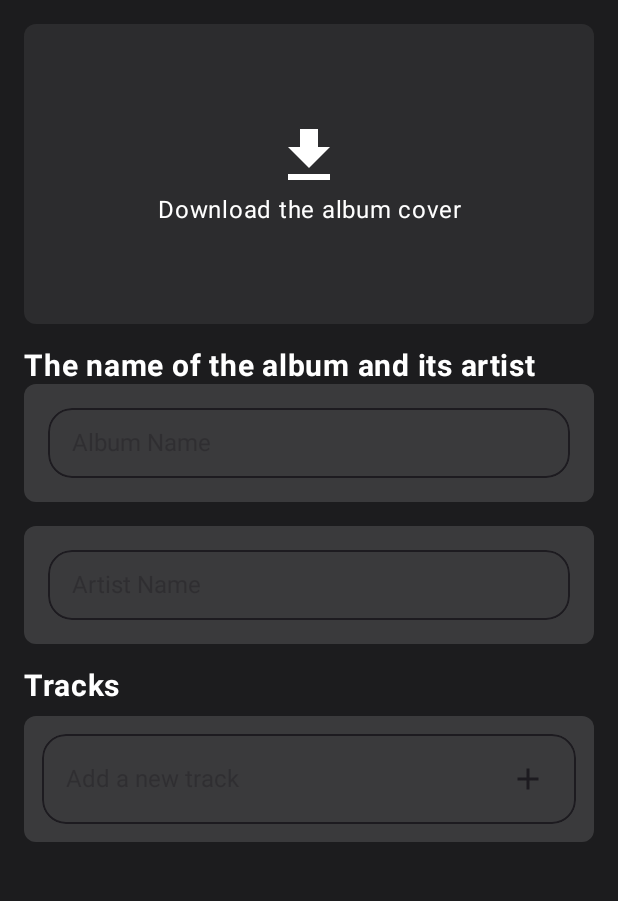
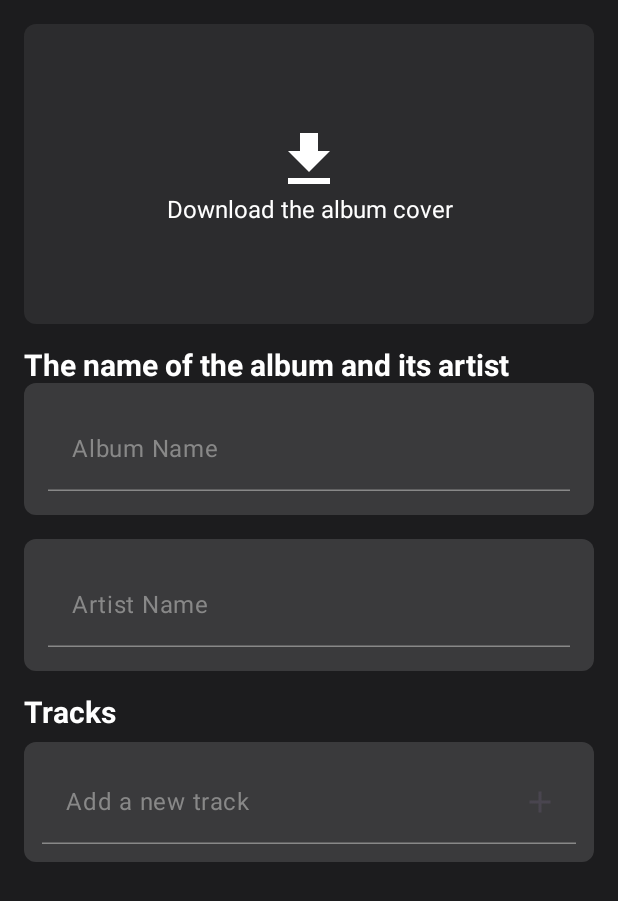
Before and after one commit to Aodhogane/fone, an Android app built with Jetpack Compose: the @Preview function AlbumScreenPreview, on a phone screen of 412 x 824 dp. Shown: the top 901 px of the screen. Run offline under Robolectric (Android 15) with nearby library versions, the light colour scheme and no system bars.

Commit message:
Объединение в один файл

```diff
--- a/app/src/main/java/com/example/myapplication/AlbumCoverSection.kt
+++ /dev/null
@@ -1,72 +0,0 @@
-package com.example.myapplication
-
-import android.app.Activity
-import android.content.Intent
-import android.net.Uri
-import android.provider.MediaStore
-import androidx.compose.foundation.Image
-import androidx.compose.foundation.background
-import androidx.compose.foundation.clickable
-import androidx.compose.foundation.layout.*
-import androidx.compose.foundation.shape.RoundedCornerShape
-import androidx.compose.material.icons.Icons
-import androidx.compose.material.icons.filled.Download
-import androidx.compose.material3.*
-import androidx.compose.runtime.*
-import androidx.compose.ui.Alignment
-import androidx.compose.ui.Modifier
-import androidx.compose.ui.graphics.Color
-import androidx.compose.ui.graphics.painter.Painter
-import androidx.compose.ui.platform.LocalContext
-import androidx.compose.ui.text.font.FontWeight
-import androidx.compose.ui.text.style.TextAlign
-import androidx.compose.ui.unit.dp
-import androidx.compose.ui.unit.sp
-import coil.compose.rememberAsyncImagePainter
-
-@Composable
-fun AlbumCoverSection(coverImageUri: Uri?, onCoverImageSelected: (Uri?) -> Unit) {
-    val context = LocalContext.current
-    val activity = context as? Activity
-
-    Box(
-        modifier = Modifier
-            .fillMaxWidth()
-            .height(200.dp)
-            .background(Color(0xFF2C2C2E), RoundedCornerShape(8.dp)),
-        contentAlignment = Alignment.Center
-    ) {
-        Column(horizontalAlignment = Alignment.CenterHorizontally) {
-            coverImageUri?.let {
-                // Если URI существует, показываем изображение
-                val painter: Painter = rememberAsyncImagePainter(it)
-                Image(painter = painter, contentDescription = "Album Cover", modifier = Modifier.fillMaxSize())
-            } ?: run {
-                // Если изображение не выбрано, показываем иконку загрузки
-                Icon(
-                    imageVector = Icons.Default.Download,
-                    contentDescription = "Download Cover",
-                    tint = Color.White,
-                    modifier = Modifier.size(48.dp)
-                )
-            }
-
-            Text(
-                text = "Download the album cover",
-                color = Color.White,
-                fontSize = 16.sp,
-                textAlign = TextAlign.Center,
-                modifier = Modifier.clickable {
-                    onCoverImageSelected(null)  // Сбросить обложку
-                    activity?.let {
-                        // Открываем галерею для выбора изображения
-                        it.startActivityForResult(
-                            Intent(Intent.ACTION_PICK, MediaStore.Images.Media.EXTERNAL_CONTENT_URI),
-                            1001
-                        )
-                    }
-                }
-            )
-        }
-    }
-}
--- a/app/src/main/java/com/example/myapplication/AlbumDetailsSection.kt
+++ /dev/null
@@ -1,57 +0,0 @@
-package com.example.myapplication
-
-import androidx.compose.foundation.background
-import androidx.compose.foundation.layout.*
-import androidx.compose.foundation.shape.RoundedCornerShape
-import androidx.compose.material3.*
-import androidx.compose.runtime.Composable
-import androidx.compose.runtime.remember
-import androidx.compose.ui.Modifier
-import androidx.compose.ui.graphics.Color
-import androidx.compose.ui.text.font.FontWeight
-import androidx.compose.ui.unit.dp
-import androidx.compose.ui.unit.sp
-import com.ortin.ortinFyForAuthors.core.ui.components.textfield.CustomTextField
-
-@Composable
-fun AlbumDetailsSection(
-    albumName: String,
-    onAlbumNameChange: (String) -> Unit,
-    artistName: String,
-    onArtistNameChange: (String) -> Unit
-) {
-    Column(modifier = Modifier.fillMaxWidth()) {
-        // Группировка полей для ввода названия альбома и имени исполнителя
-        Column(modifier = Modifier.fillMaxWidth()) {
-            Text(
-                text = "The name of the album and its artist",
-                color = Color.White,
-                fontSize = 20.sp,
-                fontWeight = FontWeight.Bold
-            )
-
-            // Поле для ввода названия альбома
-            CustomTextField(
-                value = albumName,
-                onValueChange = onAlbumNameChange,
-                modifier = Modifier
-                    .fillMaxWidth()
-                    .background(Color(0xFF3A3A3C), RoundedCornerShape(8.dp)) // Добавление серого фона
-                    .padding(16.dp),  // Добавление отступов
-                placeholder = "Album Name"
-            )
-
-            // Поле для ввода имени исполнителя
-            CustomTextField(
-                value = artistName,
-                onValueChange = onArtistNameChange,
-                modifier = Modifier
-                    .fillMaxWidth()
-                    .padding(top = 16.dp)
-                    .background(Color(0xFF3A3A3C), RoundedCornerShape(8.dp))  // Добавление серого фона
-                    .padding(16.dp),  // Добавление отступов
-                placeholder = "Artist Name"
-            )
-        }
-    }
-}
--- /dev/null
+++ b/app/src/main/java/com/example/myapplication/AlbumScreen.kt
@@ -0,0 +1,218 @@
+package com.example.albumapp
+
+import android.app.Activity
+import android.content.Intent
+import android.net.Uri
+import android.os.Bundle
+import android.provider.MediaStore
+import androidx.compose.foundation.Image
+import androidx.compose.foundation.background
+import androidx.compose.foundation.clickable
+import androidx.compose.foundation.layout.*
+import androidx.compose.foundation.shape.RoundedCornerShape
+import androidx.compose.material.icons.Icons
+import androidx.compose.material.icons.filled.Add
+import androidx.compose.material.icons.filled.Download
+import androidx.compose.material3.*
+import androidx.compose.runtime.*
+import androidx.compose.ui.Alignment
+import androidx.compose.ui.Modifier
+import androidx.compose.ui.graphics.Color
+import androidx.compose.ui.graphics.painter.Painter
+import androidx.compose.ui.platform.LocalContext
+import androidx.compose.ui.text.font.FontWeight
+import androidx.compose.ui.text.style.TextAlign
+import androidx.compose.ui.unit.dp
+import androidx.compose.ui.unit.sp
+import coil.compose.rememberAsyncImagePainter
+
+// Главный экран альбома
+@Composable
+fun AlbumScreen(coverImageUri: Uri?, onCoverImageSelected: (Uri?) -> Unit) {
+    var albumName by remember { mutableStateOf("") }
+    var artistName by remember { mutableStateOf("") }
+    var tracks by remember { mutableStateOf(listOf<String>()) }
+    var newTrackName by remember { mutableStateOf("") }
+
+    Column(
+        modifier = Modifier
+            .fillMaxSize()
+            .background(Color(0xFF1C1C1E))
+            .padding(16.dp),
+        verticalArrangement = Arrangement.spacedBy(16.dp)
+    ) {
+        AlbumCoverSection(coverImageUri = coverImageUri, onCoverImageSelected = onCoverImageSelected)
+
+        AlbumDetailsSection(
+            albumName = albumName,
+            onAlbumNameChange = { albumName = it },
+            artistName = artistName,
+            onArtistNameChange = { artistName = it }
+        )
+
+        TracksSection(
+            tracks = tracks,
+            newTrackName = newTrackName,
+            onNewTrackNameChange = { newTrackName = it },
+            onAddTrack = {
+                if (newTrackName.isNotBlank()) {
+                    tracks = tracks + newTrackName
+                    newTrackName = ""
+                }
+            }
+        )
+    }
+}
+
+// Секция выбора обложки альбома
+@Composable
+fun AlbumCoverSection(coverImageUri: Uri?, onCoverImageSelected: (Uri?) -> Unit) {
+    val context = LocalContext.current
+    val activity = context as? Activity
+
+    Box(
+        modifier = Modifier
+            .fillMaxWidth()
+            .height(200.dp)
+            .background(Color(0xFF2C2C2E), RoundedCornerShape(8.dp)),
+        contentAlignment = Alignment.Center
+    ) {
+        Column(horizontalAlignment = Alignment.CenterHorizontally) {
+            coverImageUri?.let {
+                val painter: Painter = rememberAsyncImagePainter(it)
+                Image(painter = painter, contentDescription = "Album Cover", modifier = Modifier.fillMaxSize())
+            } ?: run {
+                Icon(
+                    imageVector = Icons.Default.Download,
+                    contentDescription = "Download Cover",
+                    tint = Color.White,
+                    modifier = Modifier.size(48.dp)
+                )
+            }
+
+            Text(
+                text = "Download the album cover",
+                color = Color.White,
+                fontSize = 16.sp,
+                textAlign = TextAlign.Center,
+                modifier = Modifier.clickable {
+                    onCoverImageSelected(null)
+                    activity?.let {
+                        it.startActivityForResult(
+                            Intent(Intent.ACTION_PICK, MediaStore.Images.Media.EXTERNAL_CONTENT_URI),
+                            1001
+                        )
+                    }
+                }
+            )
+        }
+    }
+}
+
+// Секция деталей альбома
+@Composable
+fun AlbumDetailsSection(
+    albumName: String,
+    onAlbumNameChange: (String) -> Unit,
+    artistName: String,
+    onArtistNameChange: (String) -> Unit
+) {
+    Column(modifier = Modifier.fillMaxWidth()) {
+        Text(
+            text = "The name of the album and its artist",
+            color = Color.White,
+            fontSize = 20.sp,
+            fontWeight = FontWeight.Bold
+        )
+
+        CustomTextField(
+            value = albumName,
+            onValueChange = onAlbumNameChange,
+            placeholder = "Album Name",
+            modifier = Modifier
+                .fillMaxWidth()
+                .background(Color(0xFF3A3A3C), RoundedCornerShape(8.dp))
+                .padding(16.dp)
+        )
+
+        CustomTextField(
+            value = artistName,
+            onValueChange = onArtistNameChange,
+            placeholder = "Artist Name",
+            modifier = Modifier
+                .fillMaxWidth()
+                .padding(top = 16.dp)
+                .background(Color(0xFF3A3A3C), RoundedCornerShape(8.dp))
+                .padding(16.dp)
+        )
+    }
+}
+
+// Секция треков
+@Composable
+fun TracksSection(
+    tracks: List<String>,
+    newTrackName: String,
+    onNewTrackNameChange: (String) -> Unit,
+    onAddTrack: () -> Unit
+) {
+    Column(verticalArrangement = Arrangement.spacedBy(8.dp)) {
+        Text(
+            text = "Tracks",
+            color = Color.White,
+            fontSize = 20.sp,
+            fontWeight = FontWeight.Bold
+        )
+        CustomTextField(
+            value = newTrackName,
+            onValueChange = onNewTrackNameChange,
+            placeholder = "Add a new track",
+            modifier = Modifier
+                .fillMaxWidth()
+                .background(Color(0xFF3A3A3C), RoundedCornerShape(8.dp))
+                .padding(12.dp),
+            trailingIcon = {
+                Icon(
+                    imageVector = Icons.Default.Add,
+                    contentDescription = "Add Track",
+                    modifier = Modifier
+                        .padding(4.dp)
+                        .clickable { onAddTrack() }
+                )
+            }
+        )
+        tracks.forEach { track ->
+            Text(
+                text = track,
+                color = Color.White,
+                fontSize = 16.sp,
+                modifier = Modifier.padding(vertical = 4.dp)
+            )
+        }
+    }
+}
+
+// Компонент для кастомного текстового поля
+@OptIn(ExperimentalMaterial3Api::class)
+@Composable
+fun CustomTextField(
+    value: String,
+    onValueChange: (String) -> Unit,
+    placeholder: String,
+    modifier: Modifier = Modifier,
+    trailingIcon: @Composable (() -> Unit)? = null
+) {
+    TextField(
+        value = value,
+        onValueChange = onValueChange,
+        placeholder = { Text(placeholder, color = Color.Gray) },
+        modifier = modifier,
+        colors = TextFieldDefaults.textFieldColors(
+            containerColor = Color.Transparent,
+            focusedIndicatorColor = Color.White,
+            unfocusedIndicatorColor = Color.Gray,
+            cursorColor = Color.White
+        ),
+        trailingIcon = trailingIcon
+    )
+}
--- a/app/src/main/java/com/example/myapplication/MainActivity.kt
+++ b/app/src/main/java/com/example/myapplication/MainActivity.kt
@@ -1,97 +1,24 @@
 package com.example.albumapp
 
-import android.app.Activity
-import android.content.Intent
-import android.net.Uri
+
 import android.os.Bundle
 import androidx.activity.ComponentActivity
 import androidx.activity.compose.setContent
-import androidx.activity.result.contract.ActivityResultContracts
-import androidx.compose.foundation.background
-import androidx.compose.foundation.layout.Arrangement
-import androidx.compose.foundation.layout.Column
-import androidx.compose.foundation.layout.fillMaxSize
-import androidx.compose.foundation.layout.padding
-import androidx.compose.material3.MaterialTheme
-import androidx.compose.runtime.*
-import androidx.compose.ui.Modifier
-import androidx.compose.ui.graphics.Color
+import androidx.compose.runtime.Composable
 import androidx.compose.ui.tooling.preview.Preview
-import androidx.compose.ui.unit.dp
-import com.example.myapplication.AlbumCoverSection
-import com.example.myapplication.AlbumDetailsSection
-import com.example.myapplication.TracksSection
 
 class MainActivity : ComponentActivity() {
-
-    private val getImageResult = registerForActivityResult(ActivityResultContracts.GetContent()) { uri: Uri? ->
-        uri?.let {
-            coverImageUri = it
-        }
-    }
-
-    private var coverImageUri by mutableStateOf<Uri?>(null)
-
     override fun onCreate(savedInstanceState: Bundle?) {
         super.onCreate(savedInstanceState)
         setContent {
-            AlbumScreen(
-                coverImageUri = coverImageUri,
-                onCoverImageSelected = { uri ->
-                    coverImageUri = uri
-                }
-            )
+            AlbumScreen(coverImageUri = null, onCoverImageSelected = {})
         }
-    }
-
-    fun openGallery() {
-        getImageResult.launch("image/*")
     }
 }
 
-@Composable
-fun AlbumScreen(coverImageUri: Uri?, onCoverImageSelected: (Uri?) -> Unit) {
-    var albumName by remember { mutableStateOf("") }
-    var artistName by remember { mutableStateOf("") }
-    var tracks by remember { mutableStateOf(listOf<String>()) }
-    var newTrackName by remember { mutableStateOf("") }
-
-    Column(
-        modifier = Modifier
-            .fillMaxSize()
-            .background(Color(0xFF1C1C1E))
-            .padding(16.dp),
-        verticalArrangement = Arrangement.spacedBy(16.dp)
-    ) {
-        AlbumCoverSection(coverImageUri = coverImageUri, onCoverImageSelected = onCoverImageSelected)
-
-        // Секция для ввода данных альбома и исполнителя
-        AlbumDetailsSection(
-            albumName = albumName,
-            onAlbumNameChange = { albumName = it },
-            artistName = artistName,
-            onArtistNameChange = { artistName = it }
-        )
-
-        // Секция для ввода треков
-        TracksSection(
-            tracks = tracks,
-            newTrackName = newTrackName,
-            onNewTrackNameChange = { newTrackName = it },
-            onAddTrack = {
-                if (newTrackName.isNotBlank()) {
-                    tracks = tracks + newTrackName
-                    newTrackName = ""
-                }
-            }
-        )
-    }
-}
-
+// Добавляем @Preview отдельно
 @Preview(showBackground = true)
 @Composable
 fun AlbumScreenPreview() {
-    MaterialTheme {
-        AlbumScreen(coverImageUri = null, onCoverImageSelected = {})
-    }
+    AlbumScreen(coverImageUri = null, onCoverImageSelected = {})
 }
--- a/app/src/main/java/com/example/myapplication/TracksSection.kt
+++ /dev/null
@@ -1,60 +0,0 @@
-package com.example.myapplication
-
-import androidx.compose.foundation.background
-import androidx.compose.foundation.clickable
-import androidx.compose.foundation.layout.*
-import androidx.compose.foundation.shape.RoundedCornerShape
-import androidx.compose.material3.*
-import androidx.compose.runtime.Composable
-import androidx.compose.ui.Alignment
-import androidx.compose.ui.Modifier
-import androidx.compose.ui.graphics.Color
-import androidx.compose.ui.unit.dp
-import androidx.compose.ui.text.font.FontWeight
-import androidx.compose.ui.unit.sp
-import androidx.compose.material.icons.Icons
-import androidx.compose.material.icons.filled.Add
-import com.ortin.ortinFyForAuthors.core.ui.components.textfield.CustomTextField
-
-@Composable
-fun TracksSection(
-    tracks: List<String>,
-    newTrackName: String,
-    onNewTrackNameChange: (String) -> Unit,
-    onAddTrack: () -> Unit
-) {
-    Column(verticalArrangement = Arrangement.spacedBy(8.dp)) {
-        Text(
-            text = "Tracks",
-            color = Color.White,
-            fontSize = 20.sp,
-            fontWeight = FontWeight.Bold
-        )
-        CustomTextField(
-            value = newTrackName,
-            onValueChange = onNewTrackNameChange,
-            placeholder = "Add a new track",
-            modifier = Modifier
-                .fillMaxWidth()
-                .background(Color(0xFF3A3A3C), RoundedCornerShape(8.dp))
-                .padding(12.dp),
-            trailingIcon = {
-                Icon(
-                    imageVector = Icons.Default.Add,
-                    contentDescription = "Add Track",
-                    modifier = Modifier
-                        .padding(4.dp)
-                        .clickable { onAddTrack() }
-                )
-            }
-        )
-        tracks.forEach { track ->
-            Text(
-                text = track,
-                color = Color.White,
-                fontSize = 16.sp,
-                modifier = Modifier.padding(vertical = 4.dp)
-            )
-        }
-    }
-}
```
Also changed, not shown: app/src/main/java/com/example/myapplication/CoverUploadSection.kt (deleted, +0 -72 lines).
